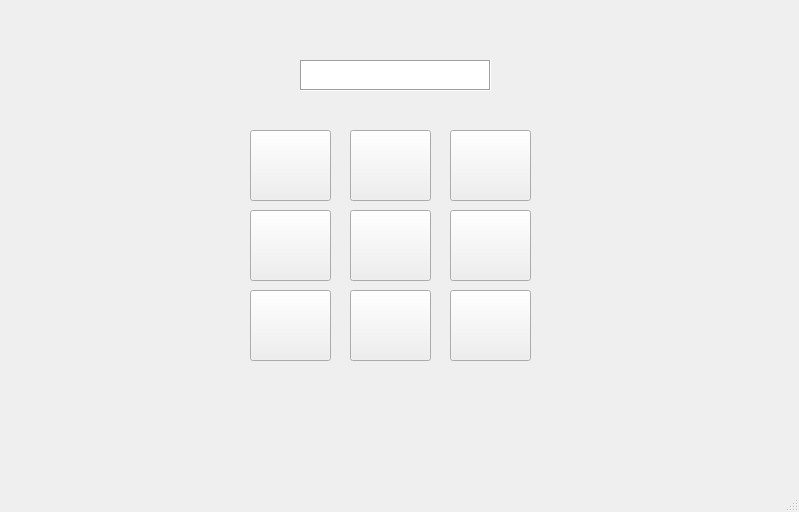
First picture: the form in mainwindow.ui, repository akahardzzz0011/tictactoe, before the edit.
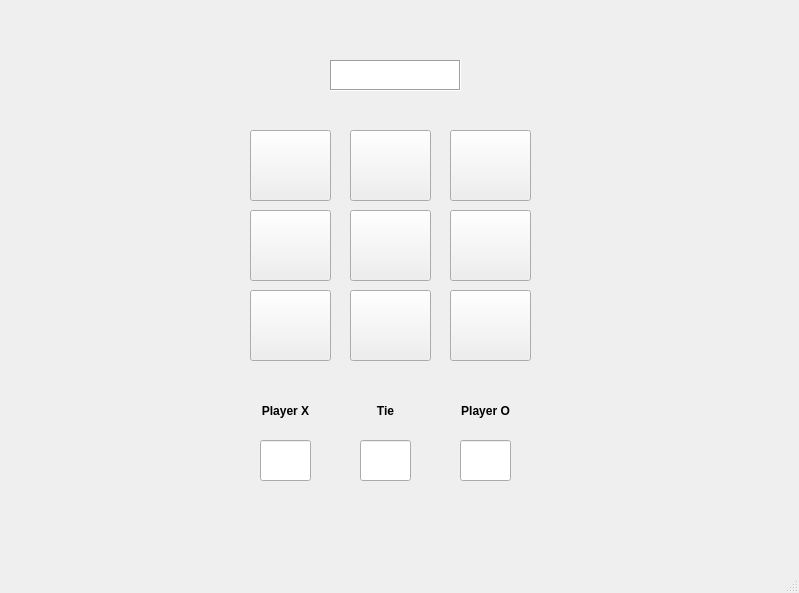
Second picture: the form after the edit.

Patch:
```diff
--- a/mainwindow.ui
+++ b/mainwindow.ui
@@ -7,7 +7,7 @@
     <x>0</x>
     <y>0</y>
     <width>799</width>
-    <height>512</height>
+    <height>593</height>
    </rect>
   </property>
   <property name="windowTitle">
@@ -134,14 +134,134 @@
    <widget class="QTextEdit" name="textEditInfo">
     <property name="geometry">
      <rect>
-      <x>300</x>
+      <x>330</x>
       <y>60</y>
-      <width>191</width>
+      <width>131</width>
       <height>31</height>
      </rect>
     </property>
+    <property name="layoutDirection">
+     <enum>Qt::LeftToRight</enum>
+    </property>
     <property name="frameShape">
      <enum>QFrame::Box</enum>
+    </property>
+    <property name="undoRedoEnabled">
+     <bool>false</bool>
+    </property>
+   </widget>
+   <widget class="QLineEdit" name="lineEditTie">
+    <property name="geometry">
+     <rect>
+      <x>360</x>
+      <y>440</y>
+      <width>51</width>
+      <height>41</height>
+     </rect>
+    </property>
+    <property name="autoFillBackground">
+     <bool>false</bool>
+    </property>
+    <property name="alignment">
+     <set>Qt::AlignCenter</set>
+    </property>
+   </widget>
+   <widget class="QLineEdit" name="lineEditPlayerX">
+    <property name="geometry">
+     <rect>
+      <x>260</x>
+      <y>440</y>
+      <width>51</width>
+      <height>41</height>
+     </rect>
+    </property>
+    <property name="autoFillBackground">
+     <bool>false</bool>
+    </property>
+    <property name="alignment">
+     <set>Qt::AlignCenter</set>
+    </property>
+   </widget>
+   <widget class="QLineEdit" name="lineEditPlayerO">
+    <property name="geometry">
+     <rect>
+      <x>460</x>
+      <y>440</y>
+      <width>51</width>
+      <height>41</height>
+     </rect>
+    </property>
+    <property name="autoFillBackground">
+     <bool>false</bool>
+    </property>
+    <property name="alignment">
+     <set>Qt::AlignCenter</set>
+    </property>
+   </widget>
+   <widget class="QLabel" name="label">
+    <property name="geometry">
+     <rect>
+      <x>250</x>
+      <y>400</y>
+      <width>71</width>
+      <height>21</height>
+     </rect>
+    </property>
+    <property name="font">
+     <font>
+      <weight>75</weight>
+      <bold>true</bold>
+     </font>
+    </property>
+    <property name="text">
+     <string>Player X</string>
+    </property>
+    <property name="alignment">
+     <set>Qt::AlignCenter</set>
+    </property>
+   </widget>
+   <widget class="QLabel" name="label_2">
+    <property name="geometry">
+     <rect>
+      <x>350</x>
+      <y>400</y>
+      <width>71</width>
+      <height>21</height>
+     </rect>
+    </property>
+    <property name="font">
+     <font>
+      <weight>75</weight>
+      <bold>true</bold>
+     </font>
+    </property>
+    <property name="text">
+     <string>Tie</string>
+    </property>
+    <property name="alignment">
+     <set>Qt::AlignCenter</set>
+    </property>
+   </widget>
+   <widget class="QLabel" name="label_3">
+    <property name="geometry">
+     <rect>
+      <x>450</x>
+      <y>400</y>
+      <width>71</width>
+      <height>21</height>
+     </rect>
+    </property>
+    <property name="font">
+     <font>
+      <weight>75</weight>
+      <bold>true</bold>
+     </font>
+    </property>
+    <property name="text">
+     <string>Player O</string>
+    </property>
+    <property name="alignment">
+     <set>Qt::AlignCenter</set>
     </property>
    </widget>
   </widget>
```
